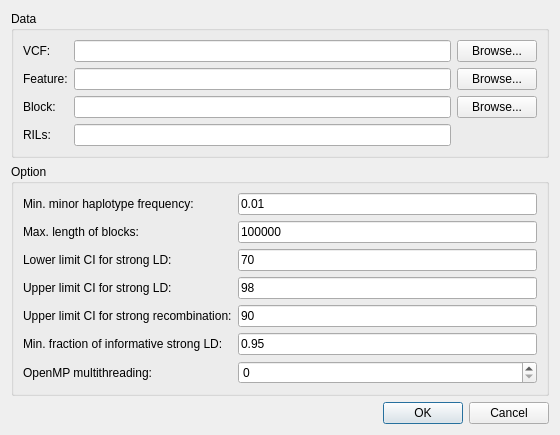
Old version of the form rtm-gwas-gui/src/dialogsnpldb.ui in the repository njau-sri/rtm-gwas.
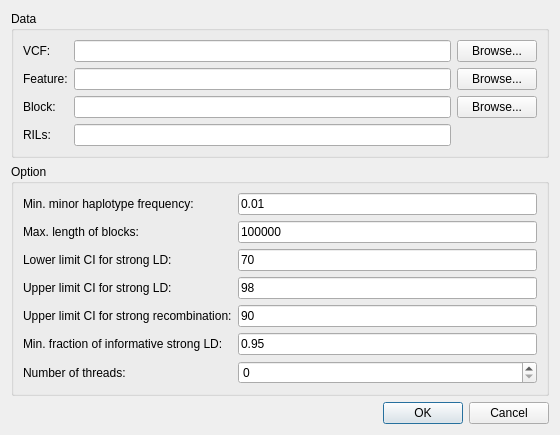
New version of the form.

Commit message: Changed multithreading option to --thread N

What changed in the file:
```diff
--- a/rtm-gwas-gui/src/dialogsnpldb.ui
+++ b/rtm-gwas-gui/src/dialogsnpldb.ui
@@ -177,7 +177,7 @@
       <item row="6" column="0">
        <widget class="QLabel" name="labelOpenMP">
         <property name="text">
-         <string>OpenMP multithreading:</string>
+         <string>Number of threads:</string>
         </property>
        </widget>
       </item>
```
The commit also changes 9 other files.
